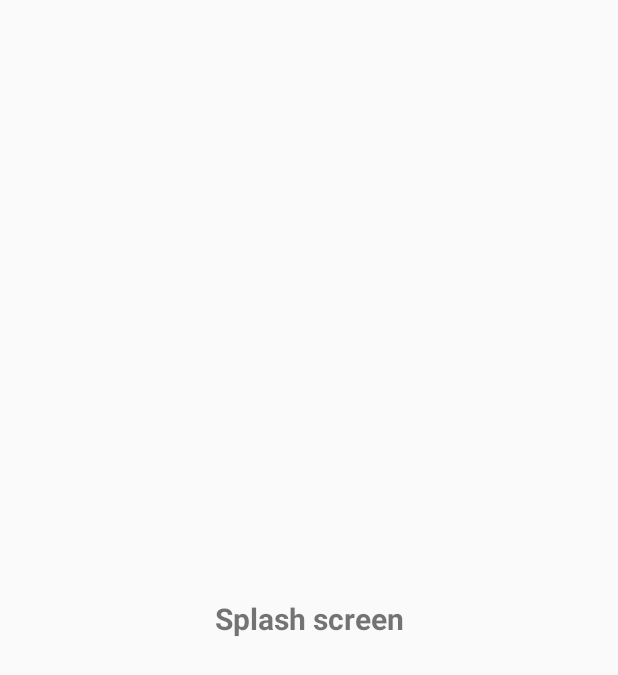
After one commit to 00aj99/SpeedDialerApp, an Android app: the layout activity_splash_welcome.xml on its own in the app's theme, with its tools: preview values and no code run, on a phone screen of 412 x 824 dp. The commit adds this screen. Shown: the top 675 px of the screen. Run offline under Robolectric (Android 15) with nearby library versions, the phone set to English and light mode, and no system bars.

Commit message:
Added SplashWelcomeActivity, Contact model and permissions check

```diff
--- /dev/null
+++ b/app/src/main/res/anim/splash_animation.xml
@@ -0,0 +1,5 @@
+<?xml version="1.0" encoding="utf-8"?>
+<alpha xmlns:android="http://schemas.android.com/apk/res/android"
+    android:duration="1000"
+    android:fromAlpha="0.0"
+    android:toAlpha="1.0" />
--- /dev/null
+++ b/app/src/main/res/layout/activity_splash_welcome.xml
@@ -0,0 +1,21 @@
+<?xml version="1.0" encoding="utf-8"?>
+<android.support.constraint.ConstraintLayout xmlns:android="http://schemas.android.com/apk/res/android"
+    xmlns:app="http://schemas.android.com/apk/res-auto"
+    xmlns:tools="http://schemas.android.com/tools"
+    android:layout_width="match_parent"
+    android:layout_height="match_parent"
+    tools:context=".SplashWelcomeActivity">
+
+    <TextView
+        android:id="@+id/splash_text"
+        android:layout_width="wrap_content"
+        android:layout_height="wrap_content"
+        android:text="Splash screen"
+        app:layout_constraintBottom_toBottomOf="parent"
+        app:layout_constraintLeft_toLeftOf="parent"
+        app:layout_constraintRight_toRightOf="parent"
+        app:layout_constraintTop_toTopOf="parent"
+        android:textSize="20sp"
+        android:textStyle="bold"/>
+
+</android.support.constraint.ConstraintLayout>
--- a/app/src/main/res/values/strings.xml
+++ b/app/src/main/res/values/strings.xml
@@ -1,3 +1,5 @@
 <resources>
     <string name="app_name">Speed Dialer App</string>
+    <string name="confirm">Confirm</string>
+    <string name="close">Close</string>
 </resources>
--- a/app/src/main/res/values/styles.xml
+++ b/app/src/main/res/values/styles.xml
@@ -8,4 +8,10 @@
         <item name="colorAccent">@color/colorAccent</item>
     </style>
 
+    <style name="AppTheme.NoActionBar">
+        <item name="windowNoTitle">true</item>
+        <item name="windowActionBar">false</item>
+        <item name="android:windowFullscreen">true</item>
+        <item name="android:windowContentOverlay">@null</item>
+    </style>
 </resources>
```
Also changed, not shown: app/src/main/AndroidManifest.xml (+8 -1 lines), app/src/main/java/com/example/denmlaa/speeddialerapp/SplashWelcomeActivity.java (added, +112 -0 lines), app/src/main/java/com/example/denmlaa/speeddialerapp/model/Contact.java (added, +53 -0 lines).
